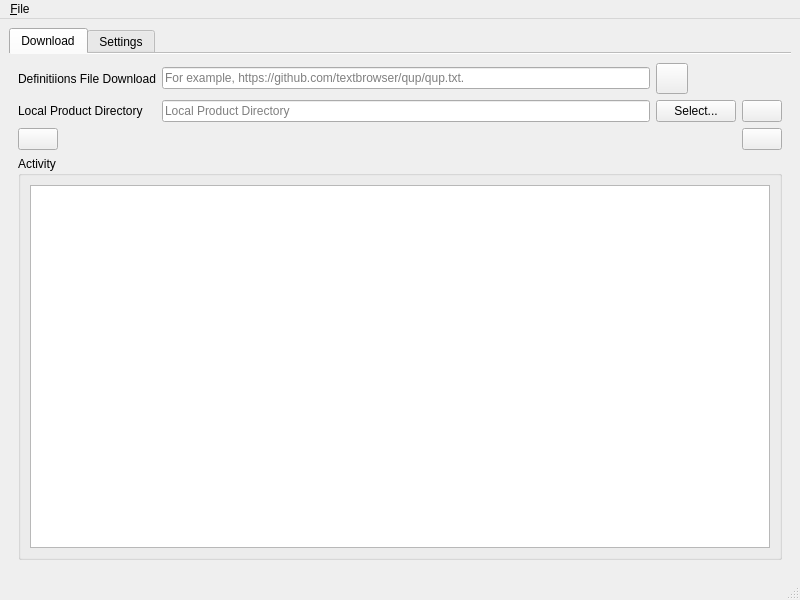
Above: ui/qup.ui from textbrowser/qup before the change. Below: the same form after it.
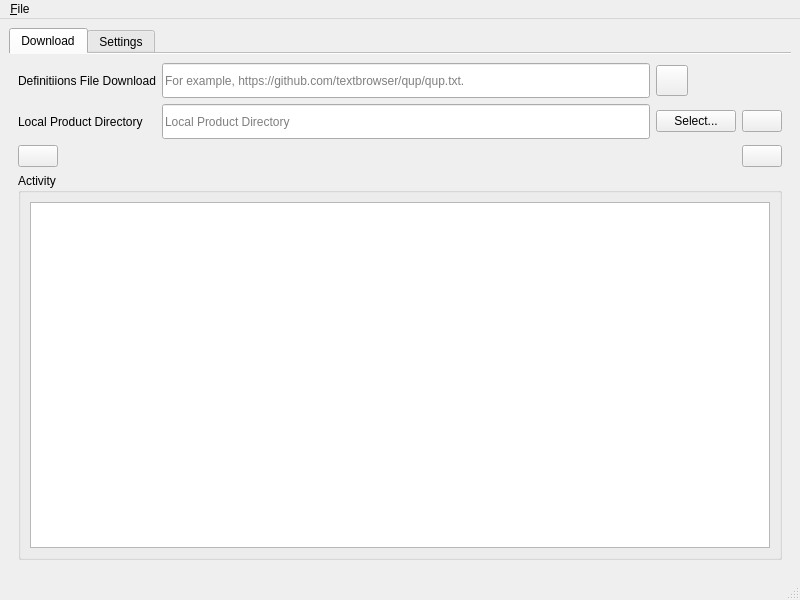
That is the form after the change. Icons and pictures are not drawn.

Patch:
```diff
--- a/ui/qup.ui
+++ b/ui/qup.ui
@@ -50,6 +50,12 @@
           </item>
           <item row="0" column="1">
            <widget class="QLineEdit" name="qup_txt_location">
+            <property name="minimumSize">
+             <size>
+              <width>0</width>
+              <height>35</height>
+             </size>
+            </property>
             <property name="placeholderText">
              <string>For example, https://github.com/textbrowser/qup/qup.txt.</string>
             </property>
@@ -74,6 +80,12 @@
           </item>
           <item row="1" column="1">
            <widget class="QLineEdit" name="local_directory">
+            <property name="minimumSize">
+             <size>
+              <width>0</width>
+              <height>35</height>
+             </size>
+            </property>
             <property name="readOnly">
              <bool>true</bool>
             </property>
```
Left out of the diff: 6 changed lines with no effect on the pictures.
